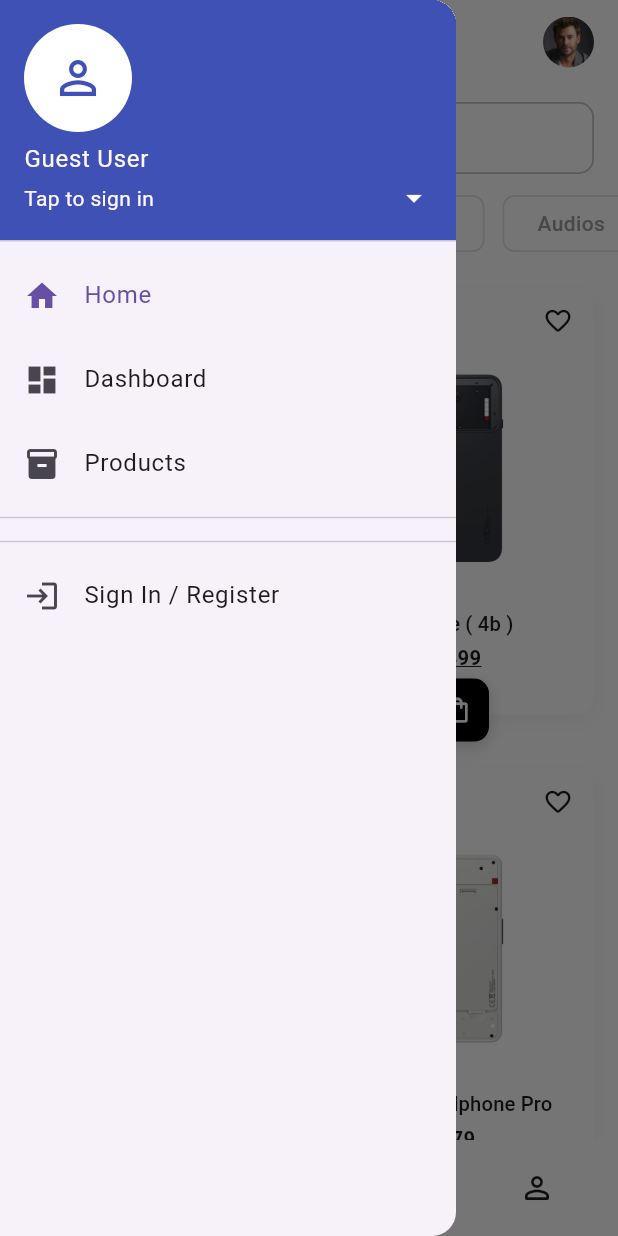
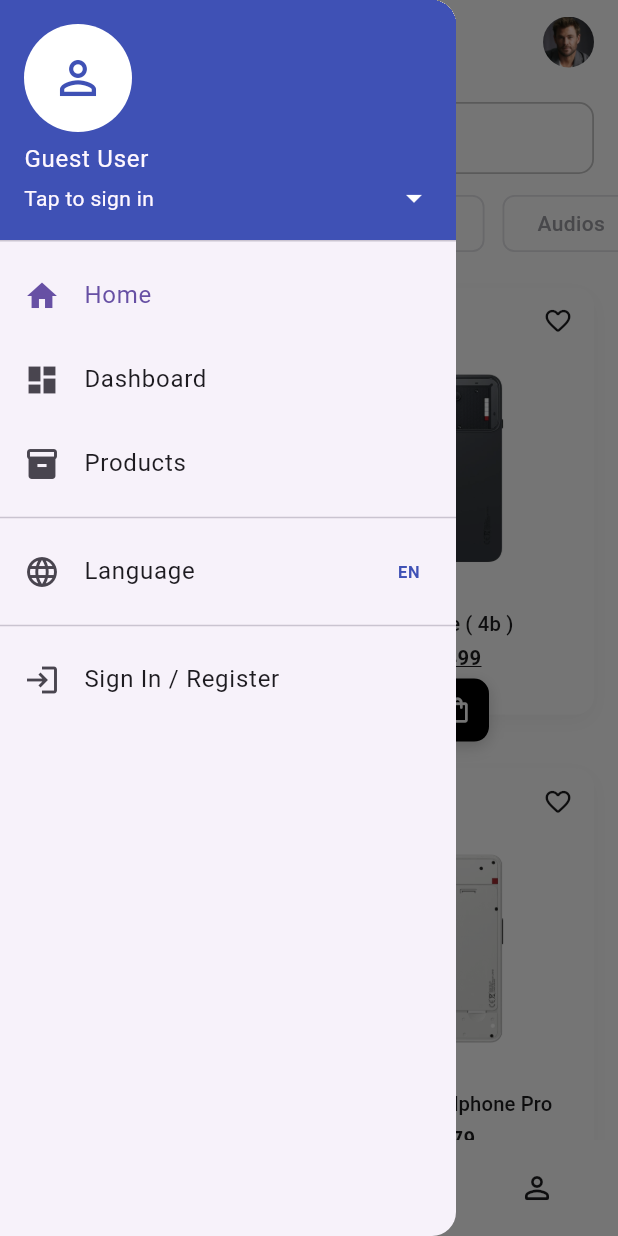
Before and after one commit to Kh1T/ecom_frontend, a Flutter app: the screen it shows after launch, with the side drawer open, on a phone screen of 412 x 824 dp. Run offline on Flutter 3.47's test engine with Material 3 defaults, Android fonts, the phone set to English and light mode, and no system bars; our stand-ins replace dio, flutter_dotenv, get, image_picker, shared_preferences; accounts and stored records are empty; network calls fail.

Commit message:
Initialize app language settings

```diff
--- a/lib/main.dart
+++ b/lib/main.dart
@@ -2,19 +2,34 @@ import 'package:flutter/material.dart';
 
 import 'package:flutter_dotenv/flutter_dotenv.dart';
 import 'package:get/get.dart';
+import 'package:shared_preferences/shared_preferences.dart';
 
 import 'app/dependency_injection.dart';
+import 'app/lang/translations.dart';
+import 'app/modules/dashboard/controllers/language_controller.dart';
 import 'app/routes/app_pages.dart';
 
 void main() async {
   WidgetsFlutterBinding.ensureInitialized();
   await dotenv.load(fileName: '.env');
   await DependencyInjection.init();
-  runApp(const MyApp());
+
+  // Load the saved language preference before building the widget tree
+  final prefs = await SharedPreferences.getInstance();
+  final savedLang = prefs.getString('selected_language') ?? 'en_US';
+  final parts = savedLang.split('_');
+  final initialLocale = Locale(parts[0], parts.length > 1 ? parts[1] : '');
+
+  // Register LanguageController globally so it's available everywhere
+  final langController = LanguageController();
+  Get.put<LanguageController>(langController, permanent: true);
+
+  runApp(MyApp(initialLocale: initialLocale));
 }
 
 class MyApp extends StatelessWidget {
-  const MyApp({super.key});
+  final Locale initialLocale;
+  const MyApp({super.key, required this.initialLocale});
 
   @override
   Widget build(BuildContext context) {
@@ -22,6 +37,10 @@ class MyApp extends StatelessWidget {
       title: "Application",
       initialRoute: AppPages.INITIAL,
       getPages: AppPages.routes,
+      // GetX i18n
+      translations: AppTranslations(),
+      locale: initialLocale,
+      fallbackLocale: const Locale('en', 'US'),
     );
   }
 }
```
